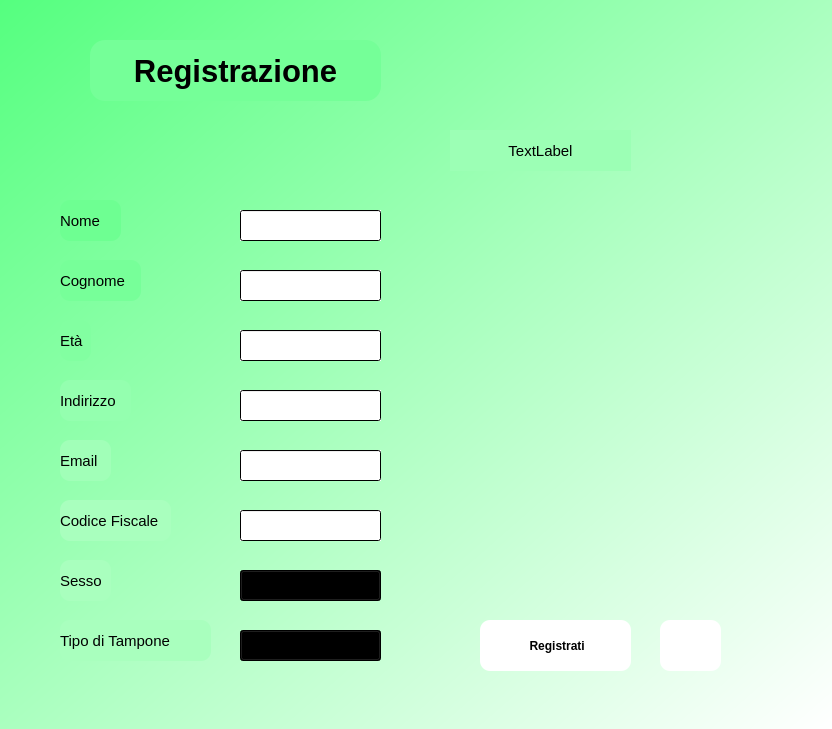
MarcoSpina01/Farmacia, file Mockup/registrazione.ui: the form before one commit.
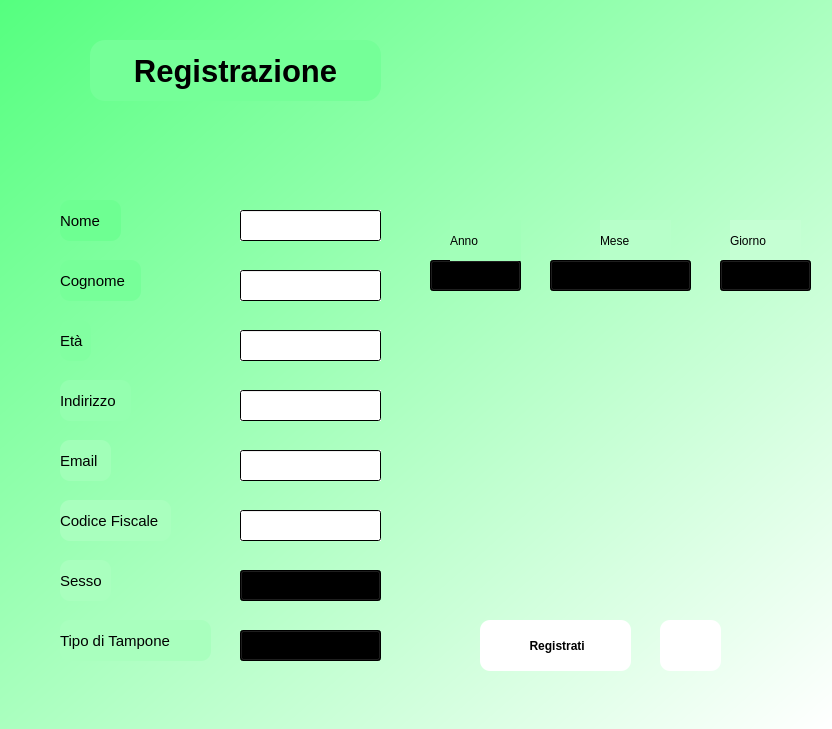
The form after the commit. Icons and pictures are not drawn.

The edit to the form file:
```diff
--- a/Mockup/registrazione.ui
+++ b/Mockup/registrazione.ui
@@ -429,28 +429,154 @@
     </property>
    </item>
   </widget>
-  <widget class="QLabel" name="datalabel">
+  <widget class="QLabel" name="label_10">
+   <property name="geometry">
+    <rect>
+     <x>730</x>
+     <y>220</y>
+     <width>71</width>
+     <height>41</height>
+    </rect>
+   </property>
+   <property name="styleSheet">
+    <string notr="true">font: 10pt &quot;MS Shell Dlg 2&quot;;
+background-color: qlineargradient(spread:pad, x1:0, y1:0, x2:1, y2:1, stop:1 rgba(197, 255, 211, 255));</string>
+   </property>
+   <property name="text">
+    <string>Giorno</string>
+   </property>
+  </widget>
+  <widget class="QLabel" name="label_11">
+   <property name="geometry">
+    <rect>
+     <x>600</x>
+     <y>220</y>
+     <width>71</width>
+     <height>41</height>
+    </rect>
+   </property>
+   <property name="styleSheet">
+    <string notr="true">font: 10pt &quot;MS Shell Dlg 2&quot;;
+background-color: qlineargradient(spread:pad, x1:0, y1:0, x2:1, y2:1, stop:1 rgba(183, 255, 201, 255));</string>
+   </property>
+   <property name="text">
+    <string>Mese</string>
+   </property>
+  </widget>
+  <widget class="QComboBox" name="meseCombo">
+   <property name="geometry">
+    <rect>
+     <x>550</x>
+     <y>260</y>
+     <width>141</width>
+     <height>31</height>
+    </rect>
+   </property>
+   <property name="styleSheet">
+    <string notr="true">background-color: qlineargradient(spread:pad, x1:0, y1:0, x2:1, y2:1, stop:1 rgba(255, 255, 255, 255));</string>
+   </property>
+   <item>
+    <property name="text">
+     <string>01</string>
+    </property>
+   </item>
+   <item>
+    <property name="text">
+     <string>02</string>
+    </property>
+   </item>
+   <item>
+    <property name="text">
+     <string>03</string>
+    </property>
+   </item>
+   <item>
+    <property name="text">
+     <string>04</string>
+    </property>
+   </item>
+   <item>
+    <property name="text">
+     <string>05</string>
+    </property>
+   </item>
+   <item>
+    <property name="text">
+     <string>06</string>
+    </property>
+   </item>
+   <item>
+    <property name="text">
+     <string>07</string>
+    </property>
+   </item>
+   <item>
+    <property name="text">
+     <string>08</string>
+    </property>
+   </item>
+   <item>
+    <property name="text">
+     <string>09</string>
+    </property>
+   </item>
+   <item>
+    <property name="text">
+     <string>10</string>
+    </property>
+   </item>
+   <item>
+    <property name="text">
+     <string>11</string>
+    </property>
+   </item>
+   <item>
+    <property name="text">
+     <string>12</string>
+    </property>
+   </item>
+  </widget>
+  <widget class="QComboBox" name="giornoCombo">
+   <property name="geometry">
+    <rect>
+     <x>720</x>
+     <y>260</y>
+     <width>91</width>
+     <height>31</height>
+    </rect>
+   </property>
+   <property name="styleSheet">
+    <string notr="true">background-color: qlineargradient(spread:pad, x1:0, y1:0, x2:1, y2:1, stop:1 rgba(255, 255, 255, 255));</string>
+   </property>
+  </widget>
+  <widget class="QComboBox" name="annoCombo">
+   <property name="geometry">
+    <rect>
+     <x>430</x>
+     <y>260</y>
+     <width>91</width>
+     <height>31</height>
+    </rect>
+   </property>
+   <property name="styleSheet">
+    <string notr="true">background-color: qlineargradient(spread:pad, x1:0, y1:0, x2:1, y2:1, stop:1 rgba(255, 255, 255, 255));</string>
+   </property>
+  </widget>
+  <widget class="QLabel" name="label_12">
    <property name="geometry">
     <rect>
      <x>450</x>
-     <y>130</y>
-     <width>181</width>
+     <y>220</y>
+     <width>71</width>
      <height>41</height>
     </rect>
    </property>
-   <property name="font">
-    <font>
-     <pointsize>11</pointsize>
-    </font>
-   </property>
    <property name="styleSheet">
-    <string notr="true">background-color: qlineargradient(spread:pad, x1:0, y1:0, x2:1, y2:1, stop:1 rgba(156, 255, 181, 255));</string>
+    <string notr="true">font: 10pt &quot;MS Shell Dlg 2&quot;;
+background-color: qlineargradient(spread:pad, x1:0, y1:0, x2:1, y2:1, stop:1 rgba(162, 255, 185, 255));</string>
    </property>
    <property name="text">
-    <string>TextLabel</string>
-   </property>
-   <property name="alignment">
-    <set>Qt::AlignCenter</set>
+    <string>Anno</string>
    </property>
   </widget>
  </widget>
```
Left out of the diff: 8 changed lines with no effect on the pictures.
